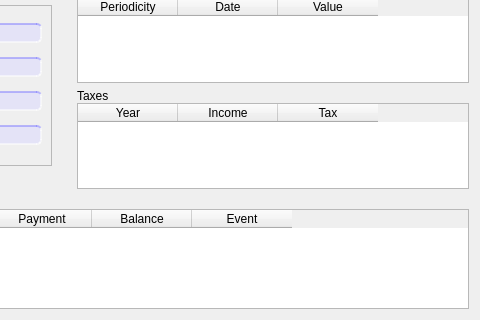
The window that interface/depositcalculator.ui (alexvnderftw/S21CalculatorCPP) describes before a commit, drawn with Qt 5; both pictures show x 320 to 800 and y 230 to 550 of the 800 by 550 pixel window.
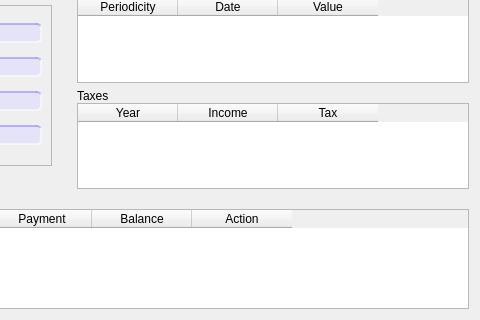
The same window after the commit.

Diff of the .ui file:
```diff
--- a/interface/depositcalculator.ui
+++ b/interface/depositcalculator.ui
@@ -437,7 +437,7 @@
         </column>
         <column>
          <property name="text">
-          <string>Event</string>
+          <string>Action</string>
          </property>
         </column>
        </widget>
```
